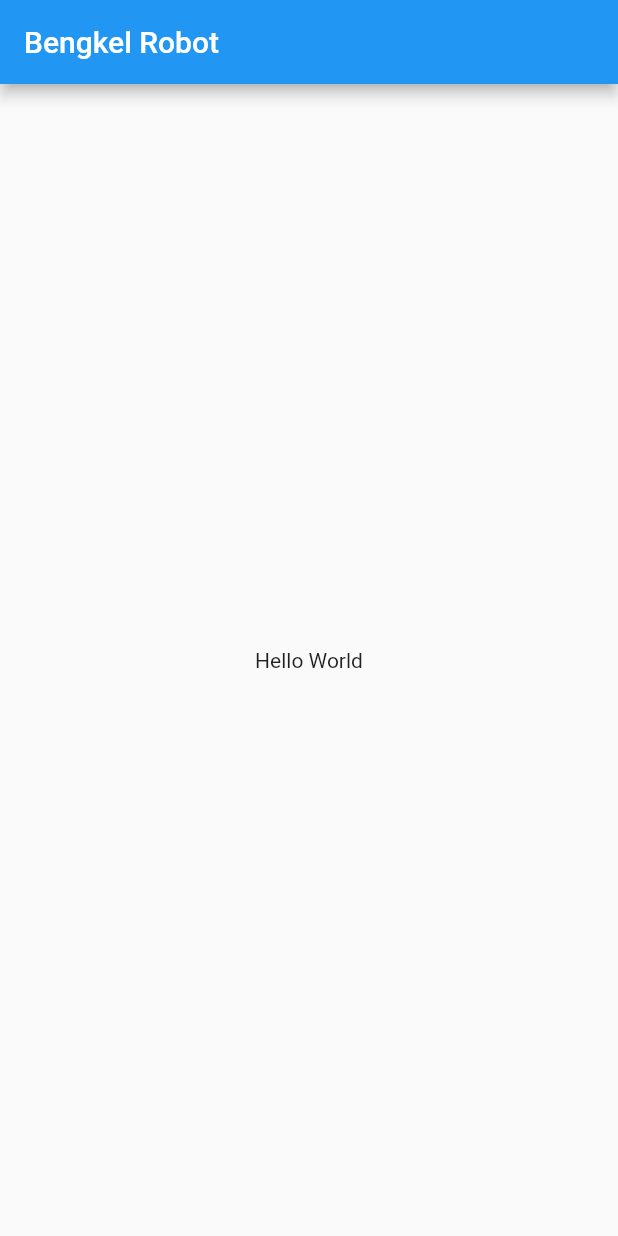
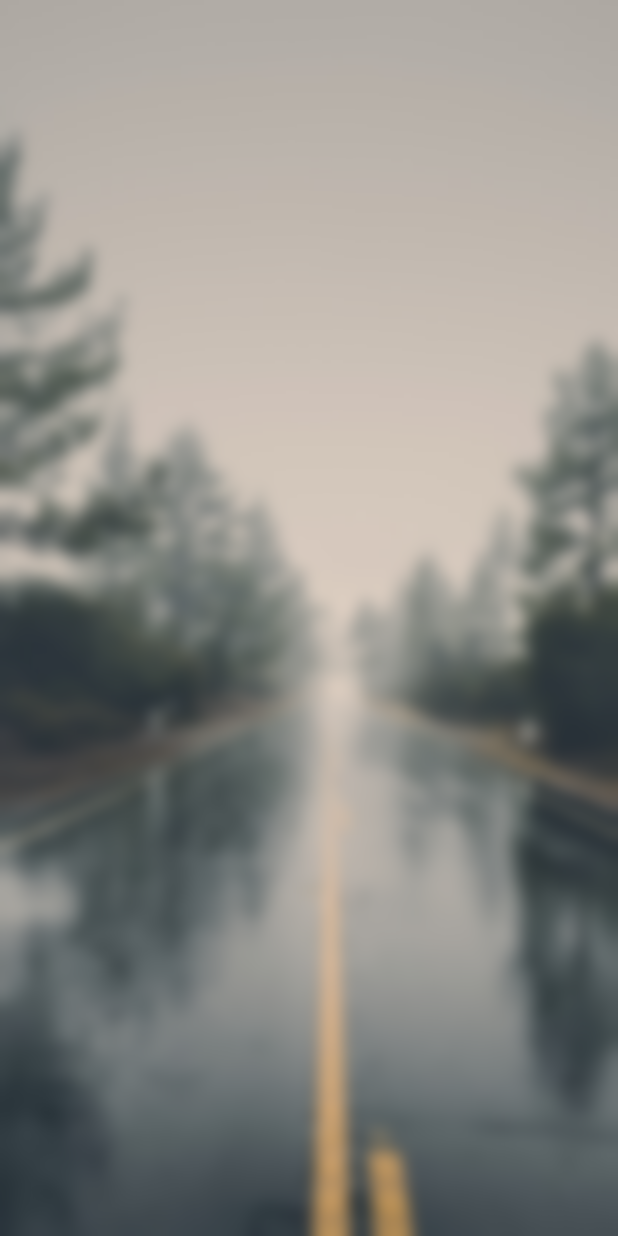
Before and after one commit to CoderJava/BengkelRobot.net, a Flutter app: the screen it shows after launch, on a phone screen of 412 x 824 dp. Run offline on Flutter 3.47's test engine with Material 2 defaults, Android fonts, the light colour scheme and no system bars; our stand-ins replace dio; missing offline and left inert: dart:html.

Commit message:
Created widget blur background in Home Menu

```diff
--- a/lib/src/ui/home/home_screen.dart
+++ b/lib/src/ui/home/home_screen.dart
@@ -1,14 +1,38 @@
+import 'dart:ui';
+
 import 'package:flutter/material.dart';
 
 class HomeScreen extends StatelessWidget {
   @override
   Widget build(BuildContext context) {
+    MediaQueryData mediaQueryData = MediaQuery.of(context);
+    double widthScreen = mediaQueryData.size.width;
+    double heightScreen = mediaQueryData.size.height;
+
     return Scaffold(
-      appBar: AppBar(
-        title: Text('Bengkel Robot'),
+      body: Stack(
+        children: <Widget>[
+          _buildWidgetBackground(widthScreen, heightScreen),
+        ],
       ),
-      body: Center(
-        child: Text('Hello World'),
+    );
+  }
+
+  Widget _buildWidgetBackground(double widthScreen, double heightScreen) {
+    return Container(
+      width: widthScreen,
+      height: heightScreen,
+      decoration: BoxDecoration(
+        image: DecorationImage(
+          image: AssetImage('assets/images/img_sample_1.jpg'),
+          fit: BoxFit.cover,
+        ),
+      ),
+      child: BackdropFilter(
+        filter: ImageFilter.blur(sigmaX: 5.0, sigmaY: 5.0),
+        child: Container(
+          color: Colors.white.withOpacity(0.0),
+        ),
       ),
     );
   }
```
Also changed, not shown: assets/images/img_sample_1.jpg (added), 1 other file.
